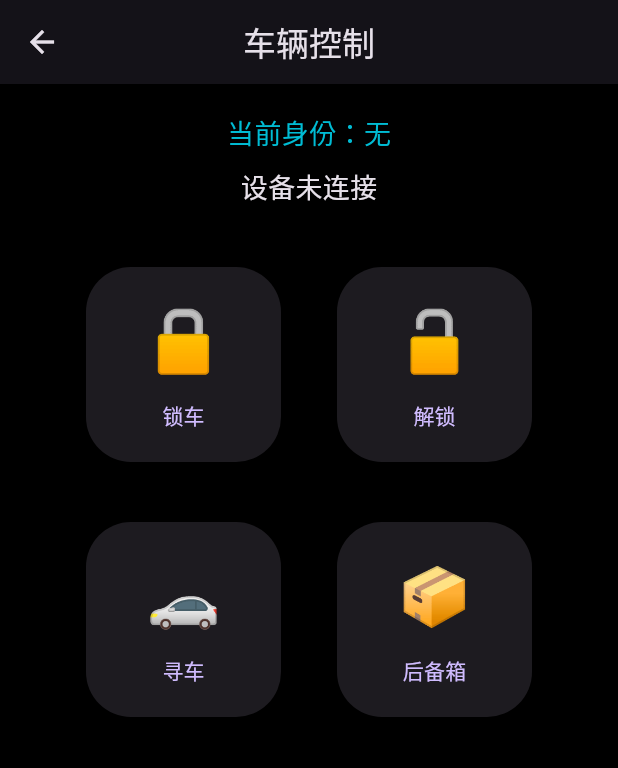
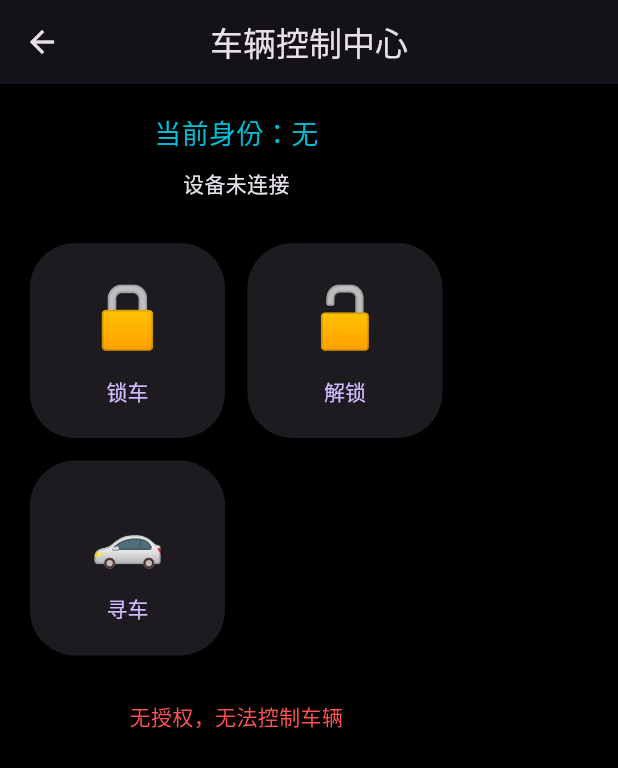
Before and after one commit to t545830589/TianKey, a Flutter app: the ControlPage screen opened directly with empty values, after a tap on "锁车", on a phone screen of 412 x 824 dp. Shown: the top 768 px of the screen. Run offline on Flutter 3.47's test engine with Material 3 defaults, Android fonts, the phone set to English and light mode, and no system bars; Roboto replaces fonts that are missing (Arial).

Commit message:
Update control_page.dart

```diff
--- a/lib/pages/control_page.dart
+++ b/lib/pages/control_page.dart
@@ -32,13 +32,57 @@ class ControlPage extends StatefulWidget {
 class _ControlPageState extends State<ControlPage> {
 
 
-
   String status = "等待操作";
 
 
 
 
   void execute(String command){
+
+
+
+    if(!widget.esp32.isConnected()){
+
+
+      setState(() {
+
+
+        status = "设备未连接";
+
+
+      });
+
+
+      return;
+
+
+    }
+
+
+
+
+    if(!widget.esp32.adminAuthorized &&
+
+       !widget.esp32.temporaryAuthorized){
+
+
+
+      setState(() {
+
+
+        status = "请先完成身份授权";
+
+
+      });
+
+
+      return;
+
+
+    }
+
+
+
 
 
 
@@ -53,11 +97,13 @@ class _ControlPageState extends State<ControlPage> {
 
 
 
+
     Future.delayed(
 
       const Duration(seconds:1),
 
       (){
+
 
 
         String result =
@@ -69,16 +115,17 @@ class _ControlPageState extends State<ControlPage> {
         setState(() {
 
 
-          status = result;
+          status=result;
 
 
         });
 
 
+
       },
 
+    );
 
-    );
 
 
   }
@@ -88,8 +135,23 @@ class _ControlPageState extends State<ControlPage> {
 
 
 
+
   @override
   Widget build(BuildContext context){
+
+
+
+    bool admin =
+
+    widget.esp32.adminAuthorized;
+
+
+
+    bool temporary =
+
+    widget.esp32.temporaryAuthorized;
+
+
 
 
 
@@ -102,7 +164,7 @@ class _ControlPageState extends State<ControlPage> {
 
         title:const Text(
 
-          "车辆控制",
+          "车辆控制中心",
 
         ),
 
@@ -129,6 +191,8 @@ class _ControlPageState extends State<ControlPage> {
 
 
 
+
+
             Text(
 
               "当前身份：${widget.esp32.getCurrentUser()}",
@@ -148,7 +212,9 @@ class _ControlPageState extends State<ControlPage> {
 
 
 
+
             const SizedBox(height:10),
+
 
 
 
@@ -157,38 +223,31 @@ class _ControlPageState extends State<ControlPage> {
 
               status,
 
-              style:
-
-              const TextStyle(
-
-                fontSize:18,
-
-              ),
-
             ),
 
 
 
 
 
-            const SizedBox(height:40),
+            const SizedBox(height:30),
 
 
 
 
-            Row(
+            Wrap(
 
 
-              mainAxisAlignment:
+              spacing:15,
 
-              MainAxisAlignment.spaceEvenly,
+              runSpacing:15,
+
 
 
               children:[
 
 
 
-                _controlButton(
+                _button(
 
                   "🔒",
 
@@ -200,7 +259,8 @@ class _ControlPageState extends State<ControlPage> {
 
 
 
-                _controlButton(
+
+                _button(
 
                   "🔓",
 
@@ -212,34 +272,8 @@ class _ControlPageState extends State<ControlPage> {
 
 
 
-              ],
 
-
-            ),
-
-
-
-
-
-            const SizedBox(height:40),
-
-
-
-
-
-            Row(
-
-
-              mainAxisAlignment:
-
-              MainAxisAlignment.spaceEvenly,
-
-
-              children:[
-
-
-
-                _controlButton(
+                _button(
 
                   "🚗",
 
@@ -251,7 +285,12 @@ class _ControlPageState extends State<ControlPage> {
 
 
 
-                _controlButton(
+
+
+
+                if(admin)
+
+                _button(
 
                   "📦",
 
@@ -263,8 +302,37 @@ class _ControlPageState extends State<ControlPage> {
 
 
 
+
               ],
 
+
+
+            ),
+
+
+
+
+
+            const SizedBox(height:30),
+
+
+
+
+
+            if(!admin && !temporary)
+
+
+            const Text(
+
+              "无授权，无法控制车辆",
+
+              style:
+
+              TextStyle(
+
+                color:Colors.redAccent,
+
+              ),
 
             ),
 
@@ -293,7 +361,8 @@ class _ControlPageState extends State<ControlPage> {
 
 
 
-  Widget _controlButton(
+
+  Widget _button(
 
       String icon,
 
@@ -332,7 +401,6 @@ class _ControlPageState extends State<ControlPage> {
 
 
       ),
-
 
 
 
@@ -385,7 +453,9 @@ class _ControlPageState extends State<ControlPage> {
         ],
 
 
+
       ),
+
 
 
     );
```
